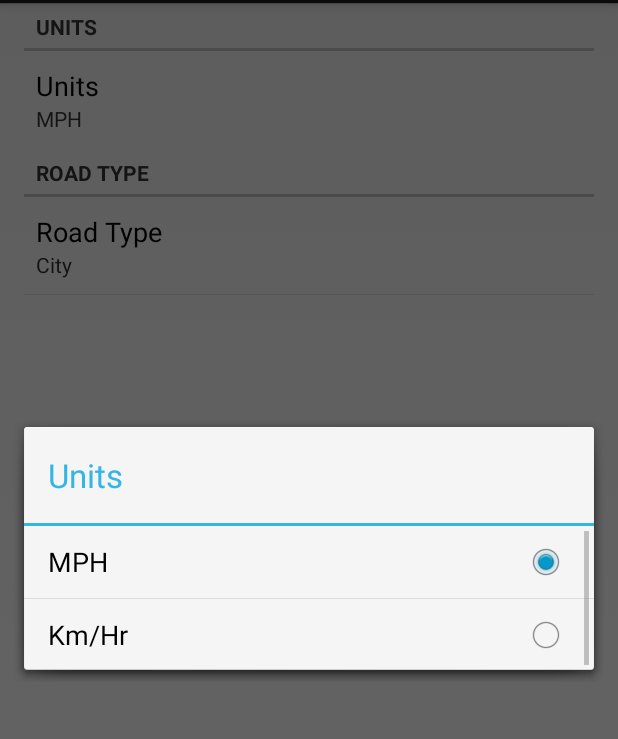
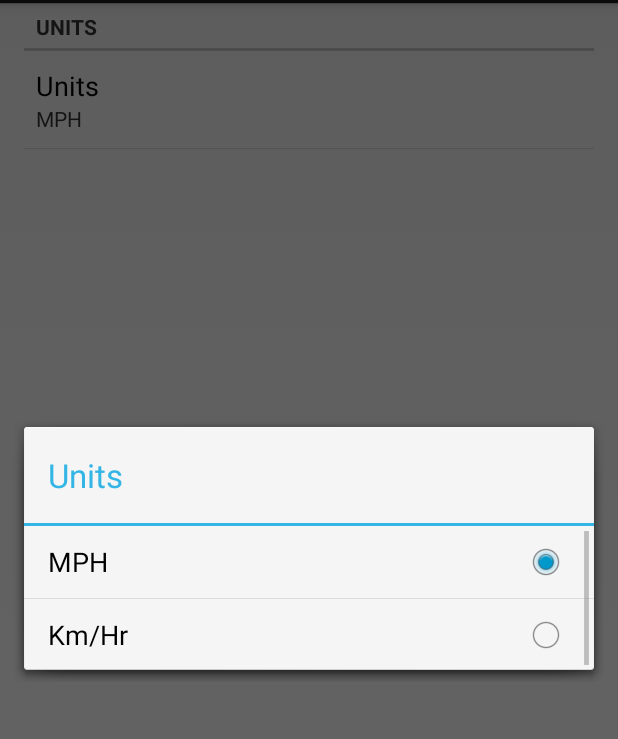
Before and after one commit to openxc/EV_Coach_public, an Android app: the fragment SettingsFragment shown on its own in the app's theme, after a tap on "Units", on a phone screen of 412 x 824 dp, the part 69-808 px from its top. Run offline under Robolectric (Android 15) with nearby library versions, the phone set to English and light mode, and no system bars.

Commit message:
removed traces of road/driving type

```diff
--- a/app/src/main/res/xml/pref_general.xml
+++ b/app/src/main/res/xml/pref_general.xml
@@ -13,18 +13,4 @@
             android:title="@string/pref_unit_info"
             android:summary="Metric, Empirical"/>
     </PreferenceCategory>
-
-    <!-- Driving Condition Preference -->
-    <PreferenceCategory android:title="@string/pref_road_info">
-        <ListPreference
-            android:defaultValue="0"
-            android:entries="@array/pref_road_titles"
-            android:entryValues="@array/pref_road_values"
-            android:key="@string/pref_road_key"
-            android:negativeButtonText="@null"
-            android:positiveButtonText="@null"
-            android:title="@string/pref_road_info"
-            android:summary="City, Rural, Highway"/>
-    </PreferenceCategory>
-
 </PreferenceScreen>
```
